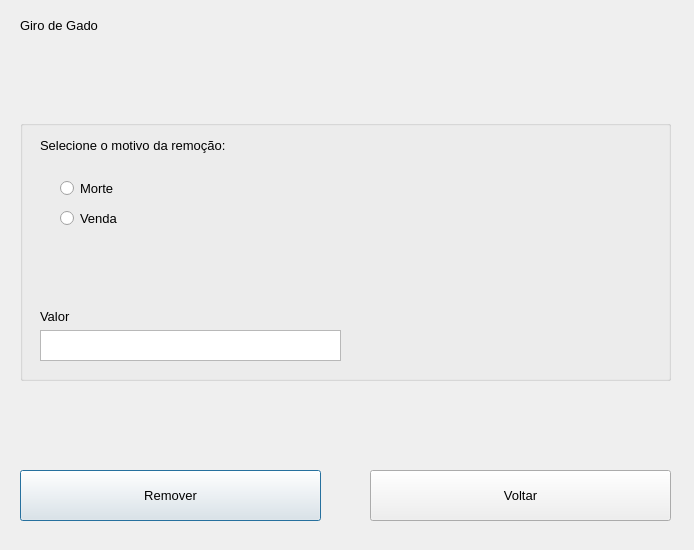
Old version of the form views/cattleremovescreen.ui in the repository MaceGabriel/GiroDeGado.
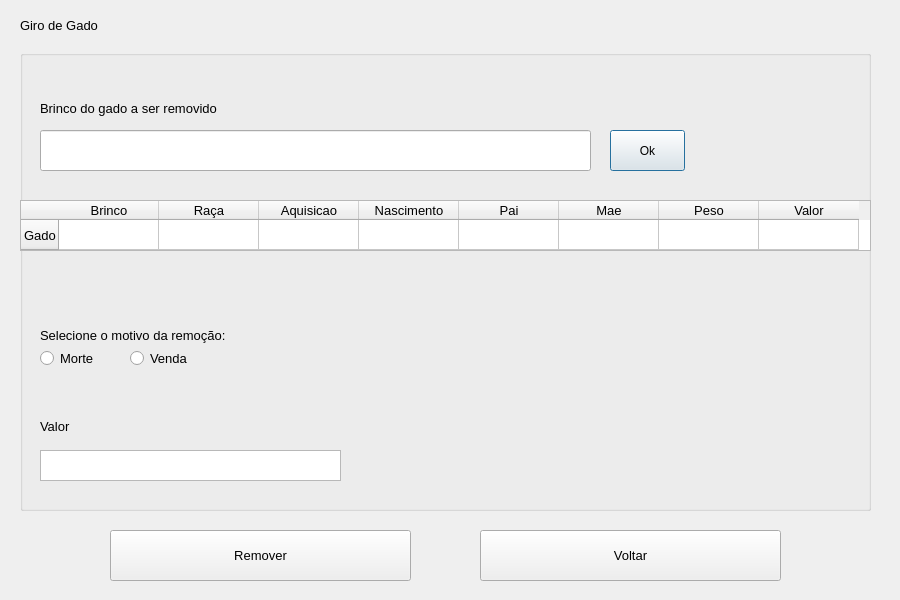
New version of the form.

Commit message: consumo de implementacao: cadastro de gado e transacoes

```diff
--- a/views/cattleremovescreen.ui
+++ b/views/cattleremovescreen.ui
@@ -6,8 +6,8 @@
    <rect>
     <x>0</x>
     <y>0</y>
-    <width>694</width>
-    <height>550</height>
+    <width>900</width>
+    <height>600</height>
    </rect>
   </property>
   <property name="windowTitle">
@@ -35,9 +35,9 @@
    <property name="geometry">
     <rect>
      <x>20</x>
-     <y>120</y>
-     <width>651</width>
-     <height>261</height>
+     <y>50</y>
+     <width>851</width>
+     <height>461</height>
     </rect>
    </property>
    <property name="title">
@@ -46,8 +46,8 @@
    <widget class="QRadioButton" name="radioButtonDeath">
     <property name="geometry">
      <rect>
-      <x>40</x>
-      <y>60</y>
+      <x>20</x>
+      <y>300</y>
       <width>82</width>
       <height>17</height>
      </rect>
@@ -64,8 +64,8 @@
    <widget class="QRadioButton" name="radioButtonSell">
     <property name="geometry">
      <rect>
-      <x>40</x>
-      <y>90</y>
+      <x>110</x>
+      <y>300</y>
       <width>82</width>
       <height>17</height>
      </rect>
@@ -83,7 +83,7 @@
     <property name="geometry">
      <rect>
       <x>20</x>
-      <y>210</y>
+      <y>400</y>
       <width>301</width>
       <height>31</height>
      </rect>
@@ -93,7 +93,7 @@
     <property name="geometry">
      <rect>
       <x>20</x>
-      <y>190</y>
+      <y>370</y>
       <width>47</width>
       <height>13</height>
      </rect>
@@ -111,7 +111,7 @@
     <property name="geometry">
      <rect>
       <x>20</x>
-      <y>10</y>
+      <y>270</y>
       <width>201</width>
       <height>31</height>
      </rect>
@@ -125,12 +125,196 @@
      <string>Selecione o motivo da remoção:</string>
     </property>
    </widget>
+   <widget class="QTableWidget" name="cattleRemoveTable">
+    <property name="geometry">
+     <rect>
+      <x>0</x>
+      <y>150</y>
+      <width>851</width>
+      <height>51</height>
+     </rect>
+    </property>
+    <property name="font">
+     <font>
+      <pointsize>10</pointsize>
+     </font>
+    </property>
+    <row>
+     <property name="text">
+      <string>Gado</string>
+     </property>
+     <property name="textAlignment">
+      <set>AlignCenter</set>
+     </property>
+    </row>
+    <column>
+     <property name="text">
+      <string>Brinco</string>
+     </property>
+    </column>
+    <column>
+     <property name="text">
+      <string>Raça</string>
+     </property>
+     <property name="font">
+      <font>
+       <pointsize>10</pointsize>
+      </font>
+     </property>
+    </column>
+    <column>
+     <property name="text">
+      <string>Aquisicao</string>
+     </property>
+    </column>
+    <column>
+     <property name="text">
+      <string>Nascimento</string>
+     </property>
+    </column>
+    <column>
+     <property name="text">
+      <string>Pai</string>
+     </property>
+    </column>
+    <column>
+     <property name="text">
+      <string>Mae</string>
+     </property>
+    </column>
+    <column>
+     <property name="text">
+      <string>Peso</string>
+     </property>
+    </column>
+    <column>
+     <property name="text">
+      <string>Valor</string>
+     </property>
+    </column>
+    <item row="0" column="0">
+     <property name="text">
+      <string/>
+     </property>
+     <property name="textAlignment">
+      <set>AlignCenter</set>
+     </property>
+    </item>
+    <item row="0" column="1">
+     <property name="text">
+      <string/>
+     </property>
+     <property name="font">
+      <font>
+       <family>MS Shell Dlg 2</family>
+       <pointsize>10</pointsize>
+      </font>
+     </property>
+     <property name="textAlignment">
+      <set>AlignCenter</set>
+     </property>
+    </item>
+    <item row="0" column="2">
+     <property name="text">
+      <string/>
+     </property>
+     <property name="textAlignment">
+      <set>AlignCenter</set>
+     </property>
+    </item>
+    <item row="0" column="3">
+     <property name="text">
+      <string/>
+     </property>
+     <property name="textAlignment">
+      <set>AlignCenter</set>
+     </property>
+    </item>
+    <item row="0" column="4">
+     <property name="text">
+      <string/>
+     </property>
+     <property name="textAlignment">
+      <set>AlignCenter</set>
+     </property>
+    </item>
+    <item row="0" column="5">
+     <property name="text">
+      <string/>
+     </property>
+     <property name="textAlignment">
+      <set>AlignCenter</set>
+     </property>
+    </item>
+    <item row="0" column="6">
+     <property name="text">
+      <string/>
+     </property>
+     <property name="textAlignment">
+      <set>AlignCenter</set>
+     </property>
+    </item>
+    <item row="0" column="7">
+     <property name="text">
+      <string/>
+     </property>
+     <property name="textAlignment">
+      <set>AlignCenter</set>
+     </property>
+    </item>
+   </widget>
+   <widget class="QLineEdit" name="inputCattleEarring">
+    <property name="geometry">
+     <rect>
+      <x>20</x>
+      <y>80</y>
+      <width>551</width>
+      <height>41</height>
+     </rect>
+    </property>
+    <property name="font">
+     <font>
+      <pointsize>10</pointsize>
+     </font>
+    </property>
+   </widget>
+   <widget class="QLabel" name="labelCattleEarring">
+    <property name="geometry">
+     <rect>
+      <x>20</x>
+      <y>50</y>
+      <width>191</width>
+      <height>16</height>
+     </rect>
+    </property>
+    <property name="font">
+     <font>
+      <pointsize>10</pointsize>
+     </font>
+    </property>
+    <property name="text">
+     <string>Brinco do gado a ser removido</string>
+    </property>
+   </widget>
+   <widget class="QPushButton" name="okButton">
+    <property name="geometry">
+     <rect>
+      <x>590</x>
+      <y>80</y>
+      <width>75</width>
+      <height>41</height>
+     </rect>
+    </property>
+    <property name="text">
+     <string>Ok</string>
+    </property>
+   </widget>
   </widget>
   <widget class="QPushButton" name="removeButton">
    <property name="geometry">
     <rect>
-     <x>20</x>
-     <y>470</y>
+     <x>110</x>
+     <y>530</y>
      <width>301</width>
      <height>51</height>
     </rect>
@@ -147,8 +331,8 @@
   <widget class="QPushButton" name="backButton">
    <property name="geometry">
     <rect>
-     <x>370</x>
-     <y>470</y>
+     <x>480</x>
+     <y>530</y>
      <width>301</width>
      <height>51</height>
     </rect>
```
The commit also changes 20 other files.
